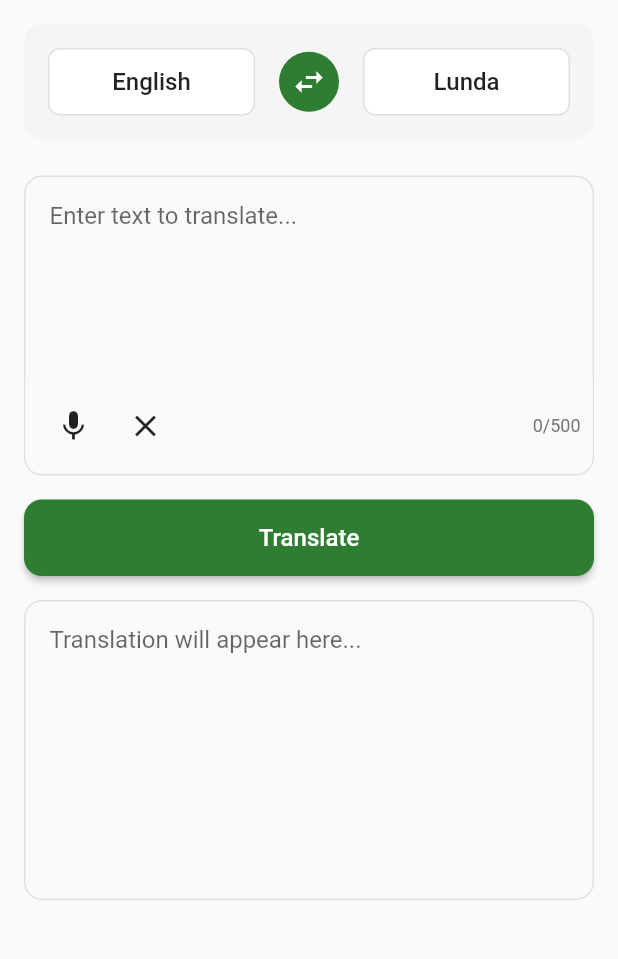
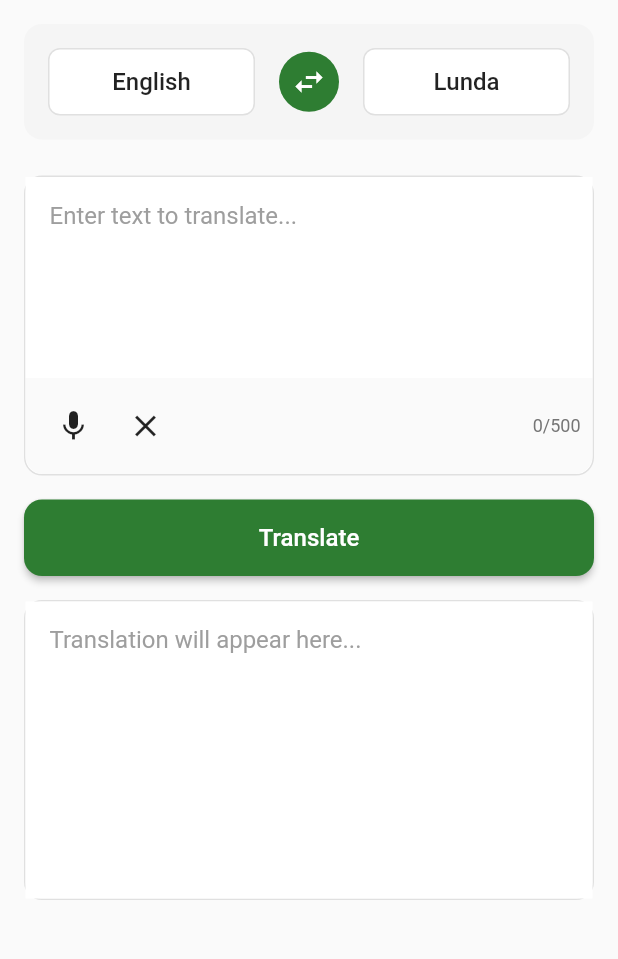
Before and after one commit to Mhongo31/Zam_transl8, a Flutter app: the TranslateScreen screen opened directly, on a phone screen of 412 x 824 dp, the part 84-1043 px from its top. Run offline on Flutter 3.47's test engine with Material 3 defaults, Android fonts, the phone set to English and light mode, and no system bars; our stand-ins replace shared_preferences; accounts and stored records are empty.

Commit message:
Fix: White background for text fields, black text, ensure Transl8 title and language visibility

```diff
--- a/zam_trans_app/lib/screens/home/translate_screen.dart
+++ b/zam_trans_app/lib/screens/home/translate_screen.dart
@@ -203,6 +203,7 @@ class _TranslateScreenState extends State<TranslateScreen> {
                 Container(
                   height: 200,
                   decoration: BoxDecoration(
+                    color: Colors.white,
                     border: Border.all(color: Colors.grey[300]!),
                     borderRadius: BorderRadius.circular(12),
                   ),
@@ -215,12 +216,16 @@ class _TranslateScreenState extends State<TranslateScreen> {
                           expands: true,
                           decoration: const InputDecoration(
                             hintText: 'Enter text to translate...',
+                            hintStyle: TextStyle(color: Colors.grey),
                             border: InputBorder.none,
                             contentPadding: EdgeInsets.all(16),
+                            filled: true,
+                            fillColor: Colors.white,
                           ),
                           style: const TextStyle(
                             fontSize: 16,
-                            color: Colors.black87,
+                            color: Colors.black,
+                            fontWeight: FontWeight.normal,
                           ),
                         ),
                       ),
@@ -291,9 +296,9 @@ class _TranslateScreenState extends State<TranslateScreen> {
                 Container(
                   height: 200,
                   decoration: BoxDecoration(
+                    color: Colors.white,
                     border: Border.all(color: Colors.grey[300]!),
                     borderRadius: BorderRadius.circular(12),
-                    color: Colors.grey[50],
                   ),
                   child: Column(
                     children: [
@@ -305,12 +310,16 @@ class _TranslateScreenState extends State<TranslateScreen> {
                           readOnly: true,
                           decoration: const InputDecoration(
                             hintText: 'Translation will appear here...',
+                            hintStyle: TextStyle(color: Colors.grey),
                             border: InputBorder.none,
                             contentPadding: EdgeInsets.all(16),
+                            filled: true,
+                            fillColor: Colors.white,
                           ),
                           style: const TextStyle(
                             fontSize: 16,
-                            color: Colors.black87,
+                            color: Colors.black,
+                            fontWeight: FontWeight.normal,
                           ),
                         ),
                       ),
```
Also changed, not shown: 3 other files.
